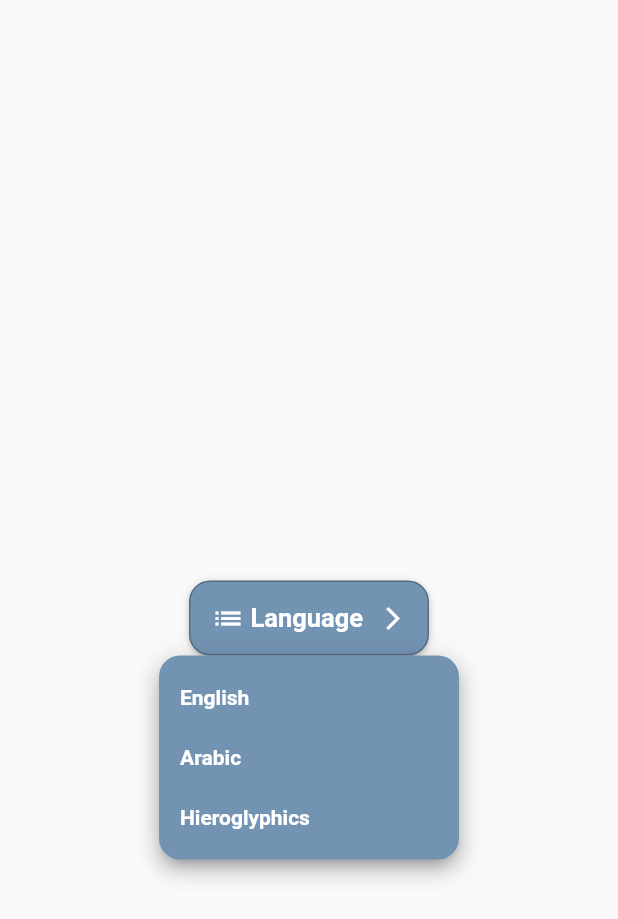
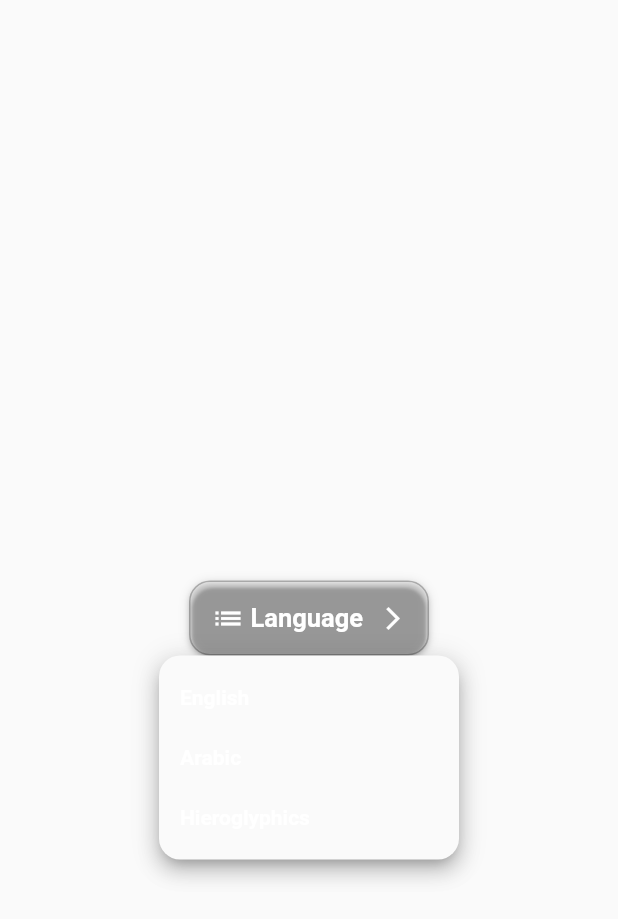
Before and after one commit to ahmedbassemaly/Aegyptos, a Flutter app: the DropdownLanguage widget shown alone on an empty page, opened directly with empty values, after a tap on "Language", on a phone screen of 412 x 824 dp. Shown: the top 919 px of the screen. Run offline on Flutter 3.47's test engine with Material 2 defaults, Android fonts, the phone set to English and light mode, and no system bars; drawn by our look-alikes of dropdown_button2; our stand-ins replace cloud_firestore, firebase_core, flutter_riverpod, flutter_tts, image_picker, liquid_swipe; accounts and stored records are empty.

Commit message:
created new widgets

```diff
--- a/lib/widgets/drop_down_language.dart
+++ b/lib/widgets/drop_down_language.dart
@@ -1,6 +1,8 @@
 // ignore_for_file: public_member_api_docs, sort_constructors_first, must_be_immutable
 import 'package:dropdown_button2/dropdown_button2.dart';
 import 'package:flutter/material.dart';
+
+import '../constants/constants.dart';
 
 // import 'package:kemet/homepage.dart';
 
@@ -78,7 +80,6 @@ class _DropdownLanguageState extends State<DropdownLanguage> {
           ),
           iconSize: 18,
           iconEnabledColor: Colors.white,
-          iconDisabledColor: Colors.grey,
           buttonHeight: 50,
           buttonWidth: 160,
           buttonPadding: const EdgeInsets.only(left: 14, right: 14),
@@ -87,7 +88,7 @@ class _DropdownLanguageState extends State<DropdownLanguage> {
             border: Border.all(
               color: Colors.black26,
             ),
-            color: const Color(0xFF7393b3),
+            color: ConstantsColors.secondaryColor,
           ),
           buttonElevation: 2,
           itemHeight: 40,
@@ -97,7 +98,7 @@ class _DropdownLanguageState extends State<DropdownLanguage> {
           dropdownPadding: null,
           dropdownDecoration: BoxDecoration(
             borderRadius: BorderRadius.circular(14),
-            color: const Color(0xFF7393b3),
+            color: ConstantsColors.secondaryColor,
           ),
           dropdownElevation: 8,
           scrollbarRadius: const Radius.circular(40),
```
Also changed, not shown: lib/widgets/main_buttons.dart (+4 -3 lines), lib/widgets/translation_text.dart (added, +20 -0 lines).
